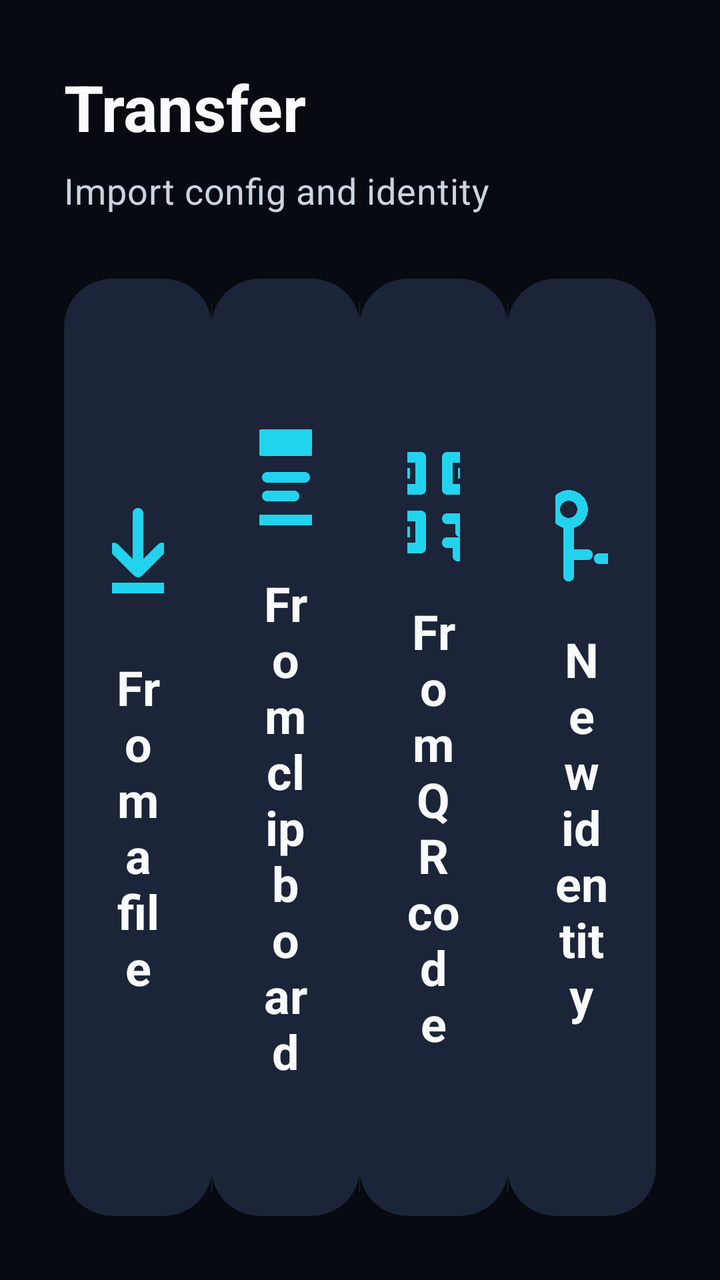
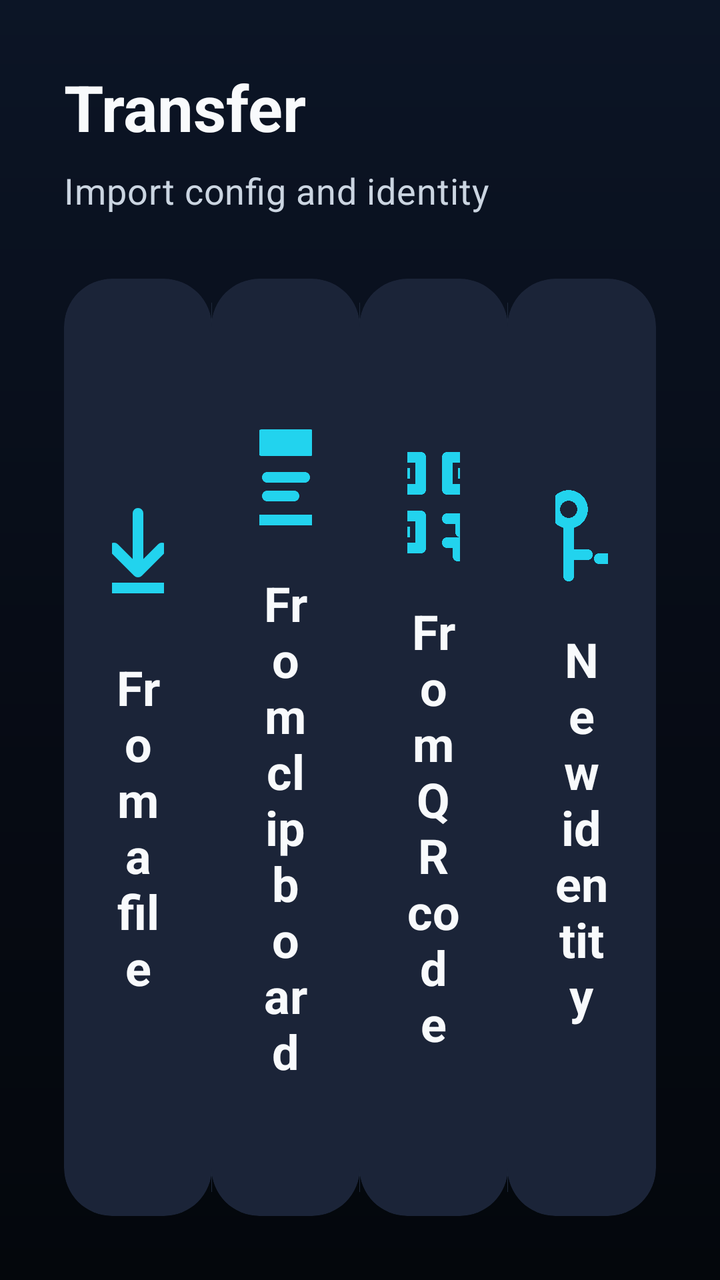

Screens rendered from an Android XML layout before and after an edit, with the pre-edit source and the edit as a unified diff.
<!-- AndroidManifest.xml: application theme Theme.P2ptap.Tv -->
<!-- res/layout/fragment_tv_transfer.xml -->
<?xml version="1.0" encoding="utf-8"?>
<androidx.constraintlayout.widget.ConstraintLayout
    xmlns:android="http://schemas.android.com/apk/res/android"
    xmlns:app="http://schemas.android.com/apk/res-auto"
    xmlns:tools="http://schemas.android.com/tools"
    android:layout_width="match_parent"
    android:layout_height="match_parent"
    android:background="@color/md_theme_background"
    android:padding="32dp">

    <TextView
        android:id="@+id/tv_screen_title"
        android:layout_width="wrap_content"
        android:layout_height="wrap_content"
        android:text="@string/tv_screen_transfer"
        android:textAppearance="@style/TextAppearance.P2ptap.Tv.HeadlineMedium"
        android:textColor="@color/md_theme_onBackground"
        app:layout_constraintTop_toTopOf="parent"
        app:layout_constraintStart_toStartOf="parent" />

    <TextView
        android:id="@+id/tv_screen_subtitle"
        android:layout_width="wrap_content"
        android:layout_height="wrap_content"
        android:layout_marginTop="8dp"
        android:text="@string/tv_screen_transfer_hint"
        android:textAppearance="@style/TextAppearance.P2ptap.Tv.BodyMedium"
        android:textColor="@color/md_theme_onSurfaceVariant"
        app:layout_constraintTop_toBottomOf="@id/tv_screen_title"
        app:layout_constraintStart_toStartOf="parent" />

    <LinearLayout
        android:id="@+id/tv_transfer_row"
        android:layout_width="0dp"
        android:layout_height="0dp"
        android:layout_marginTop="32dp"
        android:divider="@color/md_theme_outlineVariant"
        android:dividerPadding="12dp"
        android:orientation="horizontal"
        android:showDividers="middle"
        app:layout_constraintTop_toBottomOf="@id/tv_screen_subtitle"
        app:layout_constraintBottom_toBottomOf="parent"
        app:layout_constraintStart_toStartOf="parent"
        app:layout_constraintEnd_toEndOf="parent">

        <com.google.android.material.card.MaterialCardView
            android:id="@+id/tv_transfer_file"
            style="@style/Widget.P2ptap.Tv.Card.Focusable"
            android:layout_width="0dp"
            android:layout_height="match_parent"
            android:layout_weight="1"
            app:cardBackgroundColor="@color/md_theme_surfaceContainer"
            app:cardCornerRadius="24dp"
            app:cardElevation="0dp">

            <LinearLayout
                android:layout_width="match_parent"
                android:layout_height="match_parent"
                android:gravity="center"
                android:orientation="vertical"
                android:padding="24dp">

                <ImageView
                    android:layout_width="64dp"
                    android:layout_height="64dp"
                    android:src="@drawable/ic_tv_import"
                    android:contentDescription="@null"
                    app:tint="@color/md_theme_primary" />

                <TextView
                    android:layout_width="wrap_content"
                    android:layout_height="wrap_content"
                    android:layout_marginTop="16dp"
                    android:gravity="center"
                    android:text="@string/tv_transfer_from_file"
                    android:textAppearance="@style/TextAppearance.P2ptap.Tv.TitleLarge"
                    android:textColor="@color/md_theme_onBackground" />
            </LinearLayout>
        </com.google.android.material.card.MaterialCardView>

        <com.google.android.material.card.MaterialCardView
            android:id="@+id/tv_transfer_clipboard"
            style="@style/Widget.P2ptap.Tv.Card.Focusable"
            android:layout_width="0dp"
            android:layout_height="match_parent"
            android:layout_weight="1"
            app:cardBackgroundColor="@color/md_theme_surfaceContainer"
            app:cardCornerRadius="24dp"
            app:cardElevation="0dp">

            <LinearLayout
                android:layout_width="match_parent"
                android:layout_height="match_parent"
                android:gravity="center"
                android:orientation="vertical"
                android:padding="24dp">

                <ImageView
                    android:layout_width="64dp"
                    android:layout_height="64dp"
                    android:src="@drawable/ic_tv_clipboard"
                    android:contentDescription="@null"
                    app:tint="@color/md_theme_primary" />

                <TextView
                    android:layout_width="wrap_content"
                    android:layout_height="wrap_content"
                    android:layout_marginTop="16dp"
                    android:gravity="center"
                    android:text="@string/tv_transfer_from_clipboard"
                    android:textAppearance="@style/TextAppearance.P2ptap.Tv.TitleLarge"
                    android:textColor="@color/md_theme_onBackground" />
            </LinearLayout>
        </com.google.android.material.card.MaterialCardView>

        <com.google.android.material.card.MaterialCardView
            android:id="@+id/tv_transfer_qr"
            style="@style/Widget.P2ptap.Tv.Card.Focusable"
            android:layout_width="0dp"
            android:layout_height="match_parent"
            android:layout_weight="1"
            app:cardBackgroundColor="@color/md_theme_surfaceContainer"
            app:cardCornerRadius="24dp"
            app:cardElevation="0dp">

            <LinearLayout
                android:layout_width="match_parent"
                android:layout_height="match_parent"
                android:gravity="center"
                android:orientation="vertical"
                android:padding="24dp">

                <ImageView
                    android:layout_width="64dp"
                    android:layout_height="64dp"
                    android:src="@drawable/ic_tv_qr"
                    android:contentDescription="@null"
                    app:tint="@color/md_theme_primary" />

                <TextView
                    android:layout_width="wrap_content"
                    android:layout_height="wrap_content"
                    android:layout_marginTop="16dp"
                    android:gravity="center"
                    android:text="@string/tv_transfer_via_qr"
                    android:textAppearance="@style/TextAppearance.P2ptap.Tv.TitleLarge"
                    android:textColor="@color/md_theme_onBackground" />
            </LinearLayout>
        </com.google.android.material.card.MaterialCardView>

        <com.google.android.material.card.MaterialCardView
            android:id="@+id/tv_transfer_new"
            style="@style/Widget.P2ptap.Tv.Card.Focusable"
            android:layout_width="0dp"
            android:layout_height="match_parent"
            android:layout_weight="1"
            app:cardBackgroundColor="@color/md_theme_surfaceContainer"
            app:cardCornerRadius="24dp"
            app:cardElevation="0dp">

            <LinearLayout
                android:layout_width="match_parent"
                android:layout_height="match_parent"
                android:gravity="center"
                android:orientation="vertical"
                android:padding="24dp">

                <ImageView
                    android:layout_width="64dp"
                    android:layout_height="64dp"
                    android:src="@drawable/ic_tv_key_new"
                    android:contentDescription="@null"
                    app:tint="@color/md_theme_primary" />

                <TextView
                    android:layout_width="wrap_content"
                    android:layout_height="wrap_content"
                    android:layout_marginTop="16dp"
                    android:gravity="center"
                    android:text="@string/tv_transfer_new_identity"
                    android:textAppearance="@style/TextAppearance.P2ptap.Tv.TitleLarge"
                    android:textColor="@color/md_theme_onBackground" />
            </LinearLayout>
        </com.google.android.material.card.MaterialCardView>
    </LinearLayout>

</androidx.constraintlayout.widget.ConstraintLayout>
<!-- resources referenced by this layout -->
<resources>
  <style name="Theme.P2ptap.Tv" parent="Theme.Material3.DayNight.NoActionBar">
          
          <item name="colorPrimary">@color/md_theme_primary</item>
          <item name="colorOnPrimary">@color/md_theme_onPrimary</item>
          <item name="colorPrimaryContainer">@color/md_theme_primaryContainer</item>
          <item name="colorOnPrimaryContainer">@color/md_theme_onPrimaryContainer</item>
          <item name="colorSecondary">@color/md_theme_secondary</item>
          <item name="colorOnSecondary">@color/md_theme_onSecondary</item>
          <item name="colorSecondaryContainer">@color/md_theme_secondaryContainer</item>
          <item name="colorOnSecondaryContainer">@color/md_theme_onSecondaryContainer</item>
          <item name="colorTertiary">@color/md_theme_tertiary</item>
          <item name="colorOnTertiary">@color/md_theme_onTertiary</item>
          <item name="colorTertiaryContainer">@color/md_theme_tertiaryContainer</item>
          <item name="colorOnTertiaryContainer">@color/md_theme_onTertiaryContainer</item>
          <item name="colorError">@color/md_theme_error</item>
          <item name="colorOnError">@color/md_theme_onError</item>
          <item name="colorErrorContainer">@color/md_theme_errorContainer</item>
          <item name="colorOnErrorContainer">@color/md_theme_onErrorContainer</item>
  
          
          <item name="android:colorBackground">@color/md_theme_background</item>
          <item name="android:windowBackground">@color/md_theme_background</item>
          <item name="android:textColorPrimary">@color/md_theme_onBackground</item>
          <item name="android:textColorSecondary">@color/md_theme_onSurfaceVariant</item>
          <item name="android:colorAccent">@color/md_theme_primary</item>
  
          <item name="colorSurface">@color/md_theme_surface</item>
          <item name="colorOnSurface">@color/md_theme_onSurface</item>
          <item name="colorSurfaceVariant">@color/md_theme_surfaceVariant</item>
          <item name="colorOnSurfaceVariant">@color/md_theme_onSurfaceVariant</item>
          <item name="colorSurfaceContainerLowest">@color/md_theme_surfaceContainerLowest</item>
          <item name="colorSurfaceContainerLow">@color/md_theme_surfaceContainerLow</item>
          <item name="colorSurfaceContainer">@color/md_theme_surfaceContainer</item>
          <item name="colorSurfaceContainerHigh">@color/md_theme_surfaceContainerHigh</item>
          <item name="colorSurfaceContainerHighest">@color/md_theme_surfaceContainerHighest</item>
          <item name="colorOnSurfaceInverse">@color/md_theme_inverseSurface</item>
  
          <item name="colorOutline">@color/md_theme_outline</item>
          <item name="colorOutlineVariant">@color/md_theme_outlineVariant</item>
  
          
          <item name="textAppearanceDisplaySmall">@style/TextAppearance.P2ptap.Tv.DisplaySmall</item>
          <item name="textAppearanceDisplayMedium">@style/TextAppearance.P2ptap.Tv.DisplayMedium</item>
          <item name="textAppearanceDisplayLarge">@style/TextAppearance.P2ptap.Tv.DisplayLarge</item>
          <item name="textAppearanceHeadlineSmall">@style/TextAppearance.P2ptap.Tv.HeadlineSmall</item>
          <item name="textAppearanceHeadlineMedium">@style/TextAppearance.P2ptap.Tv.HeadlineMedium</item>
          <item name="textAppearanceTitleLarge">@style/TextAppearance.P2ptap.Tv.TitleLarge</item>
          <item name="textAppearanceTitleMedium">@style/TextAppearance.P2ptap.Tv.TitleMedium</item>
          <item name="textAppearanceBodyLarge">@style/TextAppearance.P2ptap.Tv.BodyLarge</item>
          <item name="textAppearanceBodyMedium">@style/TextAppearance.P2ptap.Tv.BodyMedium</item>
          <item name="textAppearanceBodySmall">@style/TextAppearance.P2ptap.Tv.BodySmall</item>
          <item name="textAppearanceLabelLarge">@style/TextAppearance.P2ptap.Tv.LabelLarge</item>
          <item name="textAppearanceLabelMedium">@style/TextAppearance.P2ptap.Tv.LabelMedium</item>
          <item name="textAppearanceLabelSmall">@style/TextAppearance.P2ptap.Tv.LabelSmall</item>
  
          
  
          
          <item name="android:windowIsTranslucent">false</item>
          <item name="android:windowContentOverlay">@null</item>
          <item name="android:statusBarColor">@color/md_theme_background</item>
          <item name="android:navigationBarColor">@color/md_theme_background</item>
          <item name="android:windowNoTitle">true</item>
          <item name="android:windowActionBar">false</item>
  
          
          <item name="baseCardViewStyle">@style/Widget.Leanback.BaseCardViewStyle</item>
          <item name="headersVerticalGridStyle">@style/Widget.Leanback.Headers.VerticalGridView</item>
          <item name="rowsVerticalGridStyle">@style/Widget.Leanback.Rows.VerticalGridView</item>
          <item name="itemsVerticalGridStyle">@style/Widget.Leanback.GridItems.VerticalGridView</item>
  
          
          <item name="android:divider">@null</item>
          <item name="android:dividerHeight">0dp</item>
          <item name="android:buttonStyle">@style/Widget.P2ptap.Tv.Button</item>
      </style>
  <!-- unchanged entries left out for length: 57 -->
</resources>

<!-- the commit's change to res/layout/fragment_tv_transfer.xml (unified diff, before → after) -->
@@ -5,7 +5,7 @@
     xmlns:tools="http://schemas.android.com/tools"
     android:layout_width="match_parent"
     android:layout_height="match_parent"
-    android:background="@color/md_theme_background"
+    android:background="@drawable/tv_bg_window"
     android:padding="32dp">
 
     <TextView
<!-- resource entries referenced after the edit -->
@@ -1,5 +1,15 @@
 <!-- resources referenced by this layout -->
 <resources>
+  <!-- drawable tv_bg_window (drawable) -->
+  <?xml version="1.0" encoding="utf-8"?>
+  <shape xmlns:android="http://schemas.android.com/apk/res/android"
+      android:shape="rectangle">
+      <gradient
+          android:angle="270"
+          android:startColor="#0C1526"
+          android:centerColor="#070C16"
+          android:endColor="#04070C" />
+  </shape>
   <style name="Theme.P2ptap.Tv" parent="Theme.Material3.DayNight.NoActionBar">
           
           <item name="colorPrimary">@color/md_theme_primary</item>
@@ -21,7 +31,8 @@
   
           
           <item name="android:colorBackground">@color/md_theme_background</item>
-          <item name="android:windowBackground">@color/md_theme_background</item>
+          
+          <item name="android:windowBackground">@drawable/tv_bg_window</item>
           <item name="android:textColorPrimary">@color/md_theme_onBackground</item>
           <item name="android:textColorSecondary">@color/md_theme_onSurfaceVariant</item>
           <item name="android:colorAccent">@color/md_theme_primary</item>
